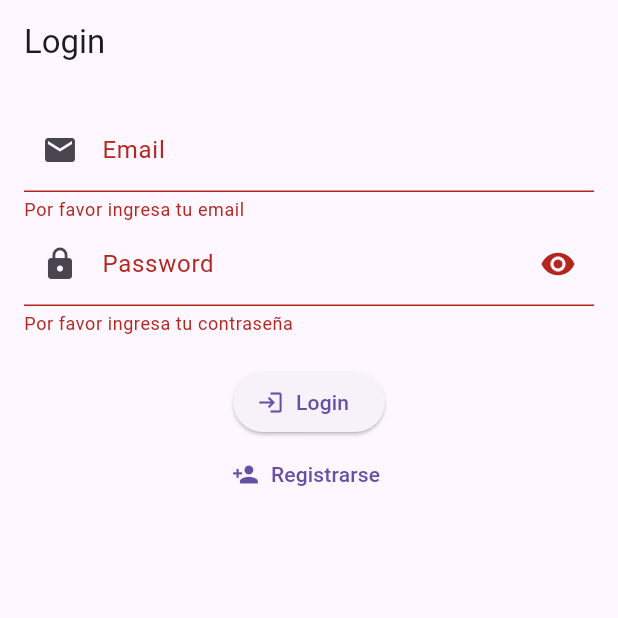
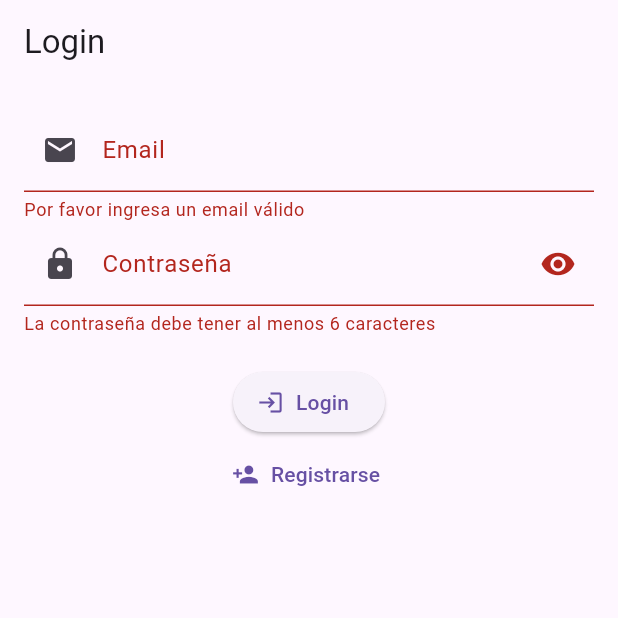
Before and after one commit to JBaco21/proyecto-de-Flutter, a Flutter app: the screen it shows after launch, after a tap on "Login", on a phone screen of 412 x 824 dp, the top half of it. Run offline on Flutter 3.47's test engine with Material 3 defaults, Android fonts, the phone set to English and light mode, and no system bars.

Commit message:
se mejoro todo

```diff
--- a/lib/home_screen.dart
+++ b/lib/home_screen.dart
@@ -1,11 +1,6 @@
 import 'package:flutter/material.dart';
 
 class HomeScreen extends StatelessWidget {
-  final String email;
-  final String name;
-
-  const HomeScreen({Key? key, required this.email, required this.name}) : super(key: key);
-
   @override
   Widget build(BuildContext context) {
     final email = ModalRoute.of(context)?.settings.arguments as String?;
--- a/lib/login_screen.dart
+++ b/lib/login_screen.dart
@@ -1,18 +1,19 @@
 import 'package:flutter/material.dart';
-import 'registration_screen.dart';
+// Elimina el import si no se usa: import 'registration_screen.dart';
 
 class LoginScreen extends StatefulWidget {
-  const LoginScreen({Key? key}) : super(key: key);
+  const LoginScreen({super.key});
 
   @override
-  _LoginScreenState createState() => _LoginScreenState();
+  LoginScreenState createState() => LoginScreenState();
 }
 
-class _LoginScreenState extends State<LoginScreen> {
+class LoginScreenState extends State<LoginScreen> {
   final _formKey = GlobalKey<FormState>();
   final _emailController = TextEditingController();
   final _passwordController = TextEditingController();
-  bool _obscurePassword = true;
+  bool _obscurePasswordText = true;
+  bool _isLoading = false;
 
   @override
   void dispose() {
@@ -23,25 +24,28 @@ class _LoginScreenState extends State<LoginScreen> {
 
   Future<void> _login() async {
     if (_formKey.currentState!.validate()) {
+      setState(() {
+        _isLoading = true;
+      });
+
       // Simular una operación asincrónica
       await Future.delayed(const Duration(seconds: 2));
       if (!mounted) return; // Verificar si el widget está montado antes de usar BuildContext
-      Navigator.pushReplacement(
+
+      Navigator.pushReplacementNamed(
         context,
-        MaterialPageRoute(
-          builder: (context) => HomeScreen(email: _emailController.text),
-        ),
+        '/home',
+        arguments: _emailController.text,
       );
+
+      setState(() {
+        _isLoading = false; // Restablecer el estado de carga
+      });
     }
   }
 
   void _navigateToRegister() {
-    Navigator.push(
-      context,
-      MaterialPageRoute(
-        builder: (context) => const RegistrationScreen(),
-      ),
-    );
+    Navigator.pushNamed(context, '/register');
   }
 
   @override
@@ -52,7 +56,9 @@ class _LoginScreenState extends State<LoginScreen> {
       ),
       body: Padding(
         padding: const EdgeInsets.all(16.0),
-        child: Form(
+        child: _isLoading
+            ? const Center(child: CircularProgressIndicator())
+            : Form(
                 key: _formKey,
                 child: Column(
                   children: [
@@ -63,8 +69,8 @@ class _LoginScreenState extends State<LoginScreen> {
                         prefixIcon: Icon(Icons.email),
                       ),
                       validator: (value) {
-                  if (value == null || value.isEmpty) {
-                    return 'Por favor ingresa tu email';
+                        if (value == null || value.isEmpty || !RegExp(r'^[^@]+@[^@]+\.[^@]+').hasMatch(value)) {
+                          return 'Por favor ingresa un email válido';
                         }
                         return null;
                       },
@@ -72,23 +78,23 @@ class _LoginScreenState extends State<LoginScreen> {
                     TextFormField(
                       controller: _passwordController,
                       decoration: InputDecoration(
-                  labelText: 'Password',
+                        labelText: 'Contraseña',
                         prefixIcon: const Icon(Icons.lock),
                         suffixIcon: IconButton(
                           icon: Icon(
-                      _obscurePassword ? Icons.visibility : Icons.visibility_off,
+                            _obscurePasswordText ? Icons.visibility : Icons.visibility_off,
                           ),
                           onPressed: () {
                             setState(() {
-                        _obscurePassword = !_obscurePassword;
+                              _obscurePasswordText = !_obscurePasswordText;
                             });
                           },
                         ),
                       ),
-                obscureText: _obscurePassword,
+                      obscureText: _obscurePasswordText,
                       validator: (value) {
-                  if (value == null || value.isEmpty) {
-                    return 'Por favor ingresa tu contraseña';
+                        if (value == null || value.isEmpty || value.length < 6) {
+                          return 'La contraseña debe tener al menos 6 caracteres';
                         }
                         return null;
                       },
@@ -111,21 +117,3 @@ class _LoginScreenState extends State<LoginScreen> {
     );
   }
 }
-
-class HomeScreen extends StatelessWidget {
-  final String email;
-
-  const HomeScreen({Key? key, required this.email}) : super(key: key);
-
-  @override
-  Widget build(BuildContext context) {
-    return Scaffold(
-      appBar: AppBar(
-        title: const Text('Home'),
-      ),
-      body: Center(
-        child: Text('Bienvenido $email'),
-      ),
-    );
-  }
-}
--- a/pubspec.yaml
+++ b/pubspec.yaml
@@ -11,7 +11,8 @@ dependencies:
   flutter:
     sdk: flutter
   cupertino_icons: ^1.0.6
-  shared_preferences: ^2.0.0  # Añadido shared_preferences
+  shared_preferences: ^2.0.0
+  logger: ^1.0.0 # Añadido logger
 
 dev_dependencies:
   flutter_test:
```
Also changed, not shown: lib/registration_screen.dart (+8 -8 lines), lib/main.dart (line endings or trailing spaces), pubspec.lock. Lines whose indentation alone changed are shown as unchanged.
